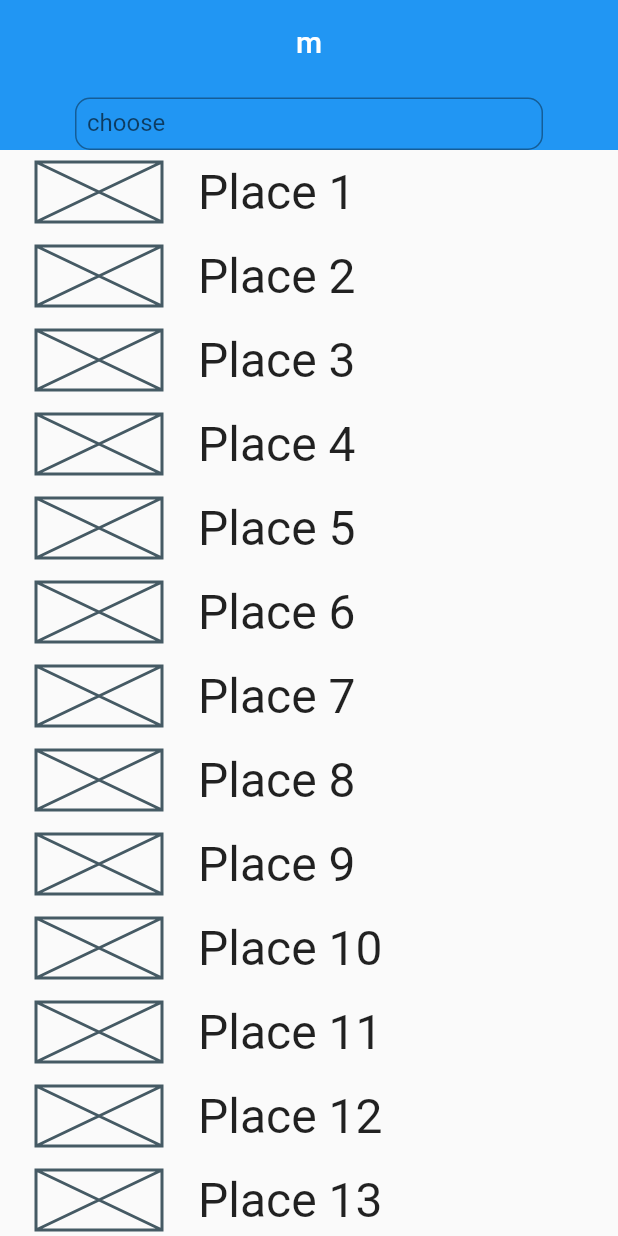
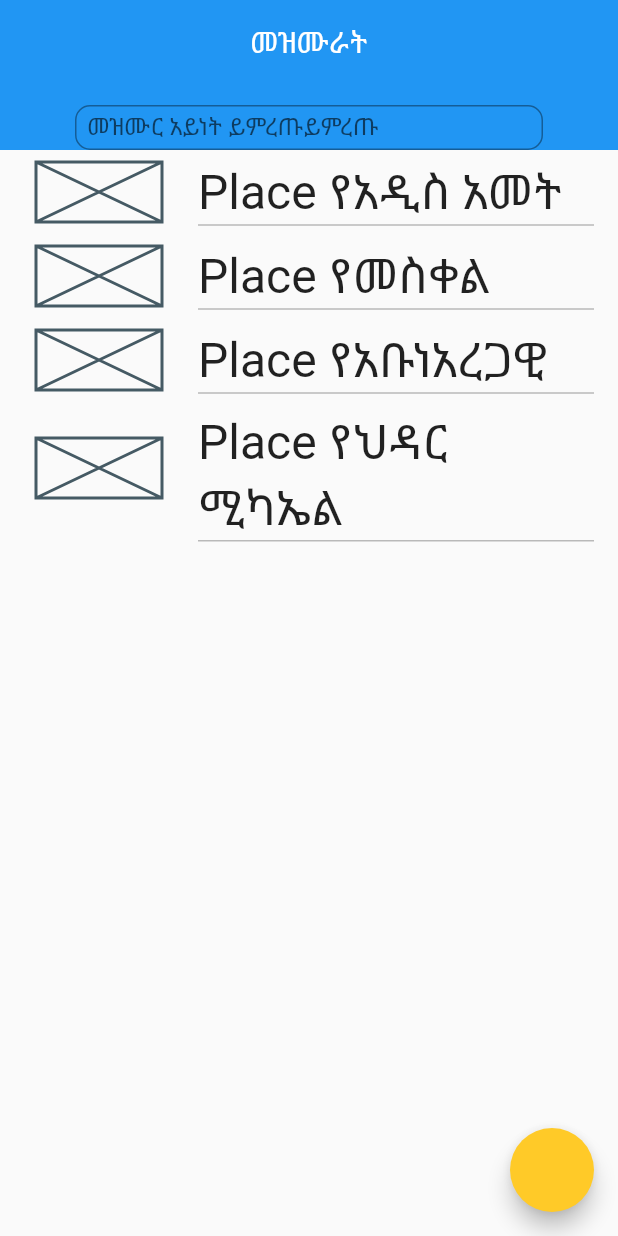
Before and after one commit to nahomersom/finote-birhan, a Flutter app: the screen it shows after launch, on a phone screen of 412 x 824 dp. Run offline on Flutter 3.47's test engine with Material 2 defaults, Android fonts, the phone set to English and light mode, and no system bars.

Commit message:
style:theme applied

```diff
--- a/lib/Screens/mezmurList.dart
+++ b/lib/Screens/mezmurList.dart
@@ -1,11 +1,12 @@
+import 'package:finote_birhan/Widgets/toogler.dart';
 import 'package:flutter/material.dart';
-import 'package:flutter/services.dart';
-import '../Widgets/appBar.dart';
 class mezmurLists extends StatelessWidget{
 List<Map> x = [
-    {'x':1},
-    {'y':2},
-    {'z':3}
+{'አይነት':'የአዲስ አመት'},
+{'አይነት':'የመስቀል'},
+{'አይነት':'የአቡነአረጋዊ'},
+{'አይነት':'የህዳር ሚካኤል'}
+
 ];
 @override
 Widget build(BuildContext context) {
@@ -28,47 +29,71 @@ class mezmurLists extends StatelessWidget{
 
 centerTitle: true,
 
-                  title: Text('m'),
+title: Text('መዝሙራት'),
 
 flexibleSpace: FlexibleSpaceBar(
 background: Container(
 
-                      margin: const EdgeInsets.only(right: 50, left: 50,top: 65),
+margin: const EdgeInsets.only(right: 50, left: 50,top: 70),
 
 child: Center(
 
 child:TextField(
 
 decoration: InputDecoration(
-                                isDense: true,                      // Added this
+isDense: true, // Added this
 contentPadding: EdgeInsets.all(8),
 border: OutlineInputBorder(
 
 borderRadius: BorderRadius.all(Radius.circular(10))
 ),
-                                labelText: 'choose',
+labelText: 'መዝሙር አይነት ይምረጡይምረጡ',
 ),
 )
 )
 
 ),
 ),
+// flexibleSpace: FlexibleSpaceBar(
+// title: Text('hdkjkdjk'),
+// background: Text('kdjakjkjdkajjjjjjjjjjjjjjjjjjjjjj'),
+// centerTitle: true,
+// ),
+// bottom: PreferredSize(child: Icon(Icons.linear_scale,size: 60.0,), preferredSize: Size.fromHeight(0)),
+
+//     bottom: AppBar(
+//     title: Container(
+//       height: 45,
+//       child: TextField(
+//         decoration: InputDecoration(
+//             border: OutlineInputBorder(),
+//             hintText: 'Enter a search term'),
+//       ),
+//     ),
+// // ),
+// ),
 ),
 SliverList(delegate: SliverChildBuilderDelegate(
-                    (_, int index) {
+(context, int index) {
 return ListTile(
 leading: Container(
 padding: EdgeInsets.all(8),
 width: 100,
 child: Placeholder()),
-                  title: Text('Place ${index + 1}', textScaleFactor: 2),
+title:
+Container(
+decoration: BoxDecoration( border: Border(bottom: BorderSide(color: Colors.black26))),
+child: Text('Place ${x[index]['አይነት']}', textScaleFactor: 2),
+)
+
 );
 },
-                childCount: 20,
+childCount: x.length,
 ),)
 
 ]
-        )
+),
+floatingActionButton: FloatingActionButton(onPressed: null,),
 );
 }
 }
--- a/lib/main.dart
+++ b/lib/main.dart
@@ -1,17 +1,21 @@
 import 'package:finote_birhan/Screens/mezmurList.dart';
 import 'package:flutter/material.dart';
+import 'package:finote_birhan/theme.dart';
 void main(){
 
    runApp(MyApp());
 }
-class MyApp extends StatelessWidget{
+class MyApp extends StatelessWidget {
 
   @override
   Widget build(BuildContext context) {
     // TODO: implement build
     return MaterialApp(
+      debugShowCheckedModeBanner: false,
+      theme: lightThemeData,
+      darkTheme: darkThemeData,
       home: Scaffold(
-        body:mezmurLists()
+          body: mezmurLists()
       ),
     );
   }
--- /dev/null
+++ b/lib/theme.dart
@@ -0,0 +1,24 @@
+import 'package:finote_birhan/constants.dart';
+import 'package:flutter/material.dart';
+final lightThemeData = ThemeData(
+ // brightness: Brightness.light,
+  primaryColor: kPrimaryColor,
+  colorScheme: ColorScheme.fromSwatch().copyWith(secondary: kSecondaryColor),
+  tabBarTheme: TabBarTheme(labelColor: kTabBarColor),
+
+  elevatedButtonTheme: elevatedButton
+);
+final darkThemeData = ThemeData(
+  //brightness: Brightness.dark,
+  primaryColor: bgColorDarkTheme,
+  colorScheme: ColorScheme.fromSwatch().copyWith(secondary: kTextColorDarkTheme),
+  tabBarTheme: TabBarTheme(labelColor: kTabBarColorDarkTheme),
+
+);
+final elevatedButton = ElevatedButtonThemeData(
+  style: TextButton.styleFrom(
+    backgroundColor: kSecondaryColor,
+
+
+  )
+);
```
Also changed, not shown: lib/Widgets/toogler.dart (added, +11 -0 lines), lib/constants.dart (added, +12 -0 lines), lib/Widgets/appBar.dart (indentation only). Lines whose indentation alone changed are shown as unchanged.
